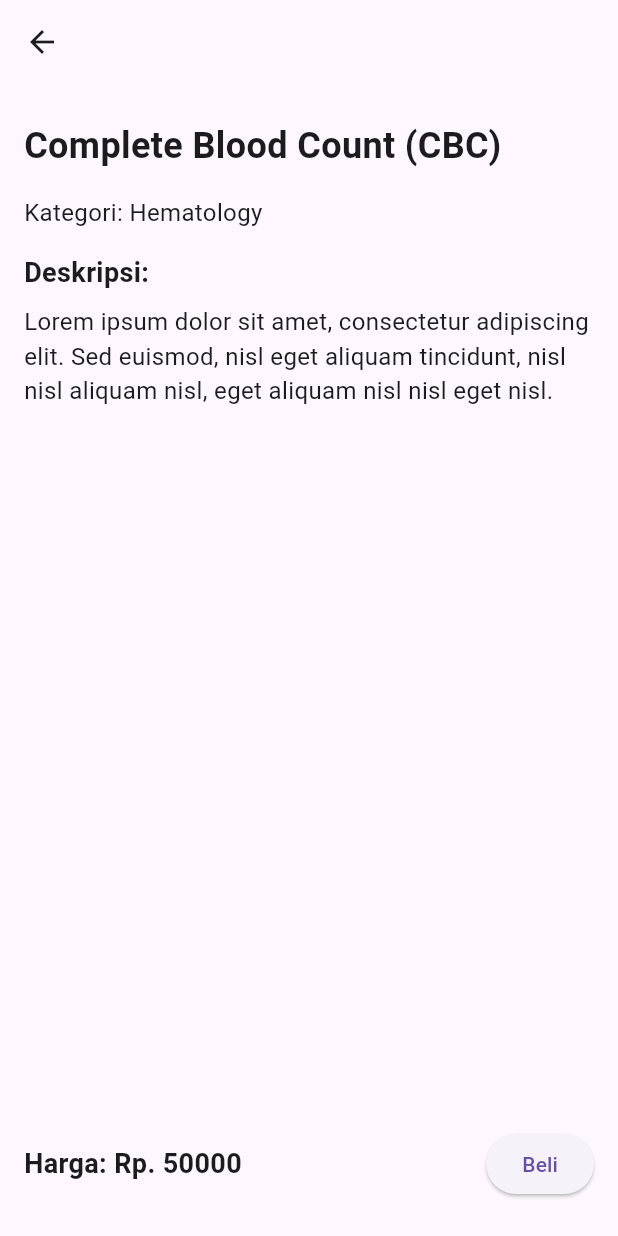
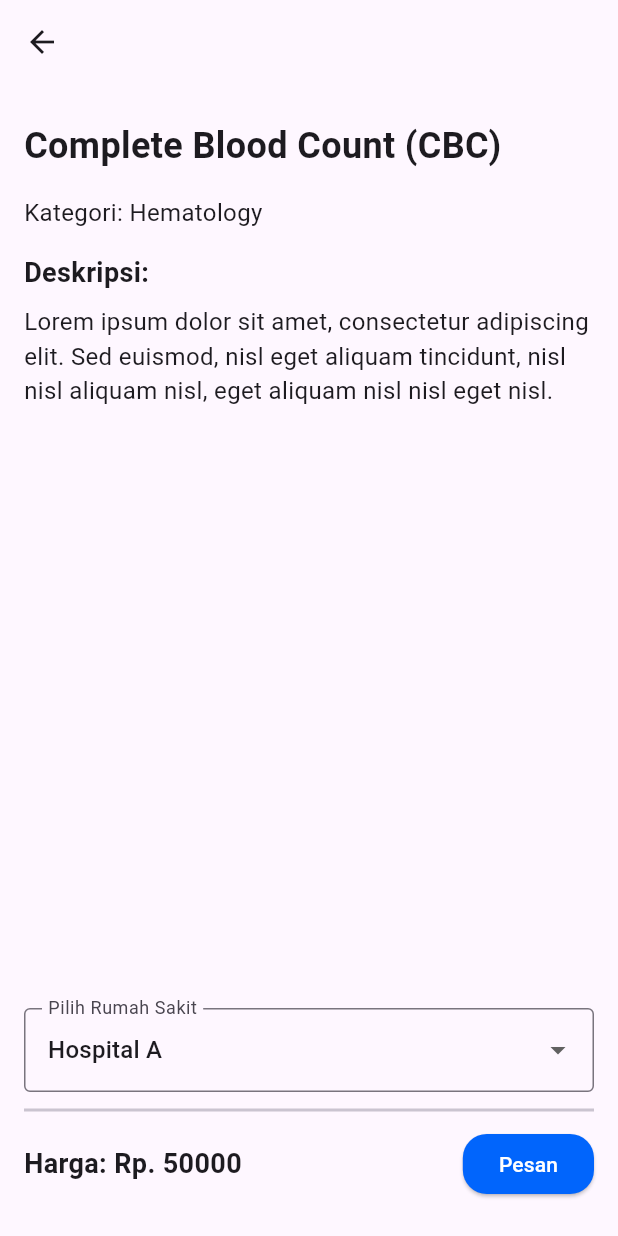
Before and after one commit to nabillassyfa/TUBES-KEL-6-C2, a Flutter app: the PemeriksaanLab screen opened directly, after a tap on "Lihat Detail", on a phone screen of 412 x 824 dp. Run offline on Flutter 3.47's test engine with Material 3 defaults, Android fonts, the phone set to English and light mode, and no system bars; our stand-ins replace carousel_slider, qr_flutter, shared_preferences, timelines; accounts and stored records are empty; network calls fail; Roboto replaces fonts that are missing (inter).

Commit message:
merapihkan beranda dan pemeriksaan lab

```diff
--- a/Souce Code/lib/Fitur/pemeriksaanLab.dart
+++ b/Souce Code/lib/Fitur/pemeriksaanLab.dart
@@ -46,7 +46,7 @@ class _PemeriksaanLabState extends State<PemeriksaanLab> {
     return Scaffold(
       appBar: AppBar(),
       body: Padding(
-        padding: const EdgeInsets.symmetric(horizontal: 16.0),
+        padding: const EdgeInsets.symmetric(horizontal: 8.0),
         child: Column(
           crossAxisAlignment: CrossAxisAlignment.center,
           children: [
@@ -63,7 +63,15 @@ class _PemeriksaanLabState extends State<PemeriksaanLab> {
                 itemCount: labExams.length,
                 itemBuilder: (context, index) {
                   final exam = labExams[index];
-                  return Card(
+                  return Padding(
+                    padding: const EdgeInsets.all(8.0),
+                    child: Card(
+                      color: Colors.white,
+                      shape: RoundedRectangleBorder(
+                        borderRadius: BorderRadius.circular(8),
+                        side: const BorderSide(color: Colors.grey, width: 1),
+                      ),
+                      elevation: 4,
                       child: Padding(
                         padding: const EdgeInsets.all(16.0),
                         child: Column(
@@ -87,7 +95,8 @@ class _PemeriksaanLabState extends State<PemeriksaanLab> {
                               children: [
                                 Text(
                                   'Rp. ${exam['price'].toStringAsFixed(0)}',
-                                style: TextStyle(fontWeight: FontWeight.bold),
+                                  style: const TextStyle(
+                                      fontWeight: FontWeight.bold),
                                 ),
                                 ElevatedButton(
                                   onPressed: () {
@@ -97,14 +106,24 @@ class _PemeriksaanLabState extends State<PemeriksaanLab> {
                                         builder: (context) =>
                                             PemeriksaanLabDetail(
                                           labExam: exam,
-                                            )),
+                                        ),
+                                      ),
                                     );
                                   },
+                                  style: ElevatedButton.styleFrom(
+                                    backgroundColor:
+                                        Color.fromARGB(255, 1, 101, 252),
+                                    foregroundColor: Colors.white,
+                                    shape: RoundedRectangleBorder(
+                                      borderRadius: BorderRadius.circular(4),
+                                    ),
+                                  ),
                                   child: const Text('Lihat Detail'),
                                 ),
                               ],
                             ),
                           ],
+                        ),
                       ),
                     ),
                   );
--- a/Souce Code/lib/Fitur/pemeriksaanLabDetail.dart
+++ b/Souce Code/lib/Fitur/pemeriksaanLabDetail.dart
@@ -1,4 +1,5 @@
 import 'package:flutter/material.dart';
+import '../Fitur/pembayaran.dart';
 
 class PemeriksaanLabDetail extends StatefulWidget {
   final Map<String, dynamic> labExam;
@@ -11,6 +12,8 @@ class PemeriksaanLabDetail extends StatefulWidget {
 }
 
 class _PemeriksaanLabDetailState extends State<PemeriksaanLabDetail> {
+  String selectedHospital = 'Hospital A';
+
   @override
   Widget build(BuildContext context) {
     return Scaffold(
@@ -50,6 +53,31 @@ class _PemeriksaanLabDetailState extends State<PemeriksaanLabDetail> {
               ),
             ),
             const Spacer(),
+            DropdownButtonFormField<String>(
+              value: selectedHospital,
+              onChanged: (value) {
+                setState(() {
+                  selectedHospital = value!;
+                });
+              },
+              items: const [
+                DropdownMenuItem<String>(
+                  value: 'Hospital A',
+                  child: Text('Hospital A'),
+                ),
+              ],
+              decoration: const InputDecoration(
+                labelText: 'Pilih Rumah Sakit',
+                border: OutlineInputBorder(),
+              ),
+            ),
+            const SizedBox(height: 4),
+            const Divider(
+              thickness: 2,
+            ),
+            SizedBox(
+              height: 4,
+            ),
             Row(
               mainAxisAlignment: MainAxisAlignment.spaceBetween,
               children: [
@@ -62,9 +90,21 @@ class _PemeriksaanLabDetailState extends State<PemeriksaanLabDetail> {
                 ),
                 ElevatedButton(
                   onPressed: () {
-                    // Handle 'Beli' button press
+                    Navigator.push(
+                      context,
+                      MaterialPageRoute(
+                        builder: (context) => Pembayaran(),
+                      ),
+                    );
                   },
-                  child: const Text('Beli'),
+                  style: ElevatedButton.styleFrom(
+                    backgroundColor: Color.fromARGB(255, 1, 101, 252),
+                    foregroundColor: Colors.white,
+                    shape: RoundedRectangleBorder(
+                      borderRadius: BorderRadius.circular(16),
+                    ),
+                  ),
+                  child: const Text('Pesan'),
                 ),
               ],
             ),
```
Also changed, not shown: Souce Code/lib/Fitur/beranda.dart (+19 -25 lines), Souce Code/lib/Fitur/pilih_dokter.dart (+2 -6 lines). Lines whose indentation alone changed are shown as unchanged.
